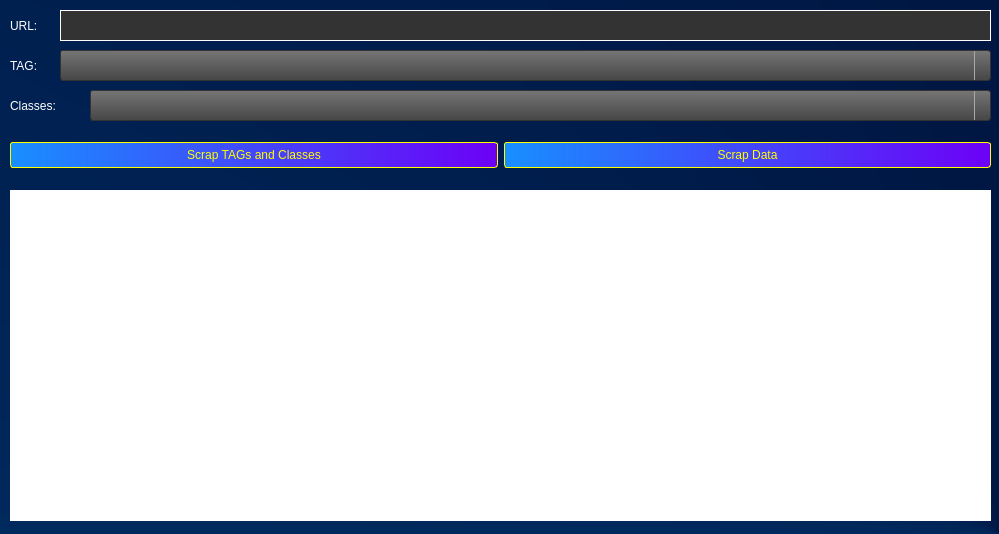
LucasRibeiroRJBR/Web_Scrapping_HUB, file UI/main_window.ui: the form before one commit.
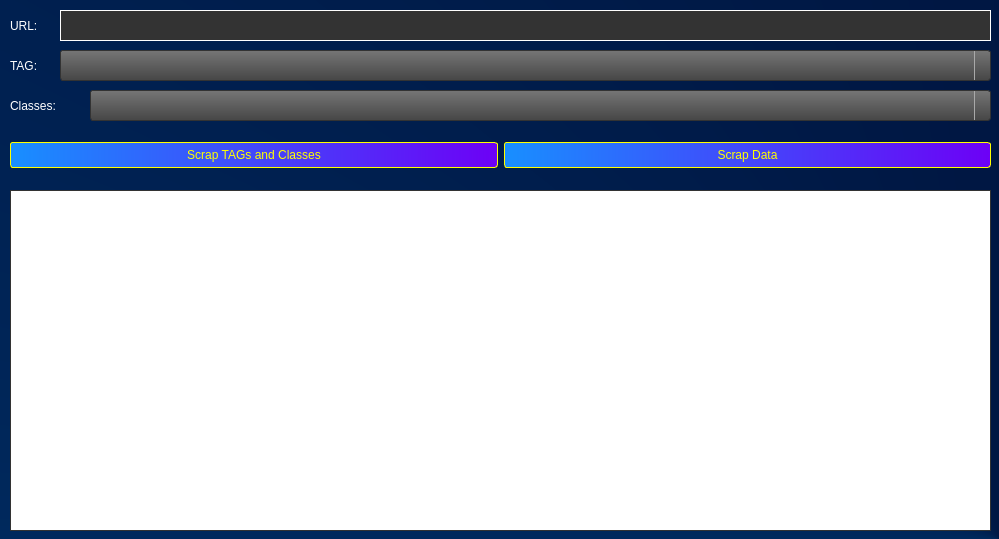
The form after the commit. Icons and pictures are not drawn.

```diff
--- a/UI/main_window.ui
+++ b/UI/main_window.ui
@@ -7,7 +7,7 @@
     <x>0</x>
     <y>0</y>
     <width>999</width>
-    <height>534</height>
+    <height>539</height>
    </rect>
   </property>
   <property name="windowTitle">
@@ -227,31 +227,6 @@
      </property>
     </item>
    </widget>
-   <widget class="QLabel" name="lb_r">
-    <property name="geometry">
-     <rect>
-      <x>10</x>
-      <y>190</y>
-      <width>981</width>
-      <height>331</height>
-     </rect>
-    </property>
-    <property name="styleSheet">
-     <string notr="true">font: 75 12pt &quot;Times New Roman&quot;;</string>
-    </property>
-    <property name="text">
-     <string/>
-    </property>
-    <property name="scaledContents">
-     <bool>false</bool>
-    </property>
-    <property name="wordWrap">
-     <bool>true</bool>
-    </property>
-    <property name="textInteractionFlags">
-     <set>Qt::TextEditorInteraction</set>
-    </property>
-   </widget>
    <widget class="QWidget" name="layoutWidget">
     <property name="geometry">
      <rect>
@@ -278,6 +253,28 @@
      </item>
     </layout>
    </widget>
+   <widget class="QTextBrowser" name="textBrowser">
+    <property name="geometry">
+     <rect>
+      <x>10</x>
+      <y>190</y>
+      <width>981</width>
+      <height>341</height>
+     </rect>
+    </property>
+    <property name="styleSheet">
+     <string notr="true">background-color: rgb(255, 255, 255);
+color: black;
+font: 75 12pt &quot;Candara&quot;;</string>
+    </property>
+    <property name="html">
+     <string>&lt;!DOCTYPE HTML PUBLIC &quot;-//W3C//DTD HTML 4.0//EN&quot; &quot;http://www.w3.org/TR/REC-html40/strict.dtd&quot;&gt;
+&lt;html&gt;&lt;head&gt;&lt;meta name=&quot;qrichtext&quot; content=&quot;1&quot; /&gt;&lt;style type=&quot;text/css&quot;&gt;
+p, li { white-space: pre-wrap; }
+&lt;/style&gt;&lt;/head&gt;&lt;body style=&quot; font-family:'Candara'; font-size:12pt; font-weight:72; font-style:normal;&quot;&gt;
+&lt;p style=&quot;-qt-paragraph-type:empty; margin-top:0px; margin-bottom:0px; margin-left:0px; margin-right:0px; -qt-block-indent:0; text-indent:0px; font-family:'MS Shell Dlg 2'; font-size:8.25pt; font-weight:400;&quot;&gt;&lt;br /&gt;&lt;/p&gt;&lt;/body&gt;&lt;/html&gt;</string>
+    </property>
+   </widget>
   </widget>
  </widget>
  <resources/>
```
